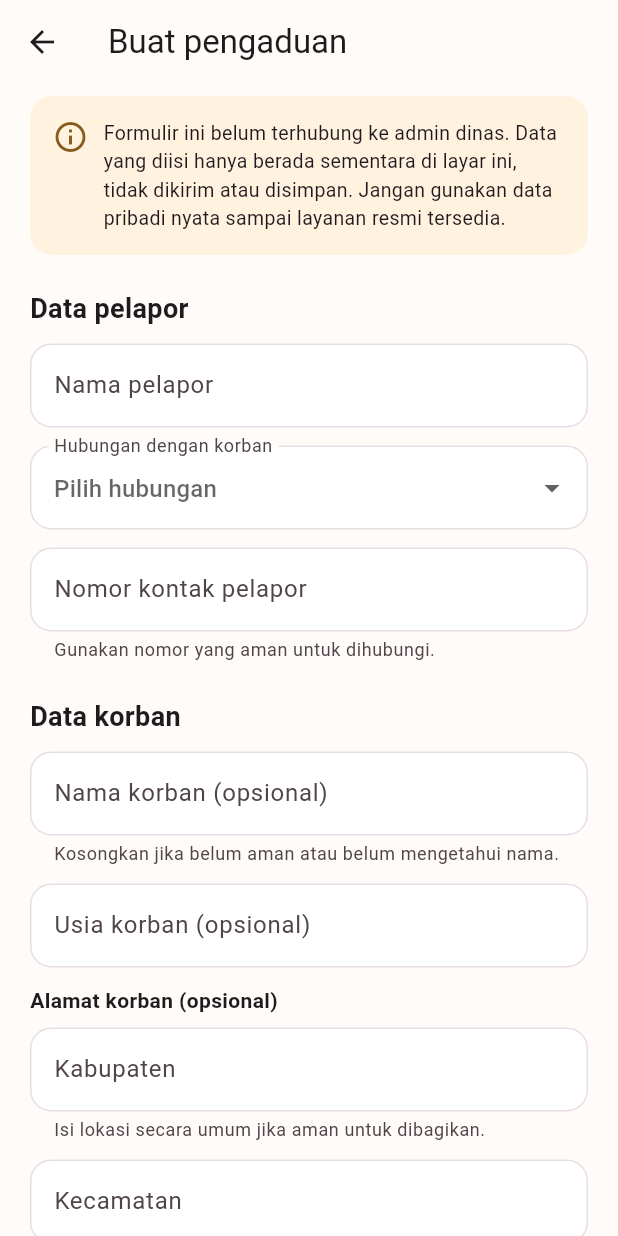
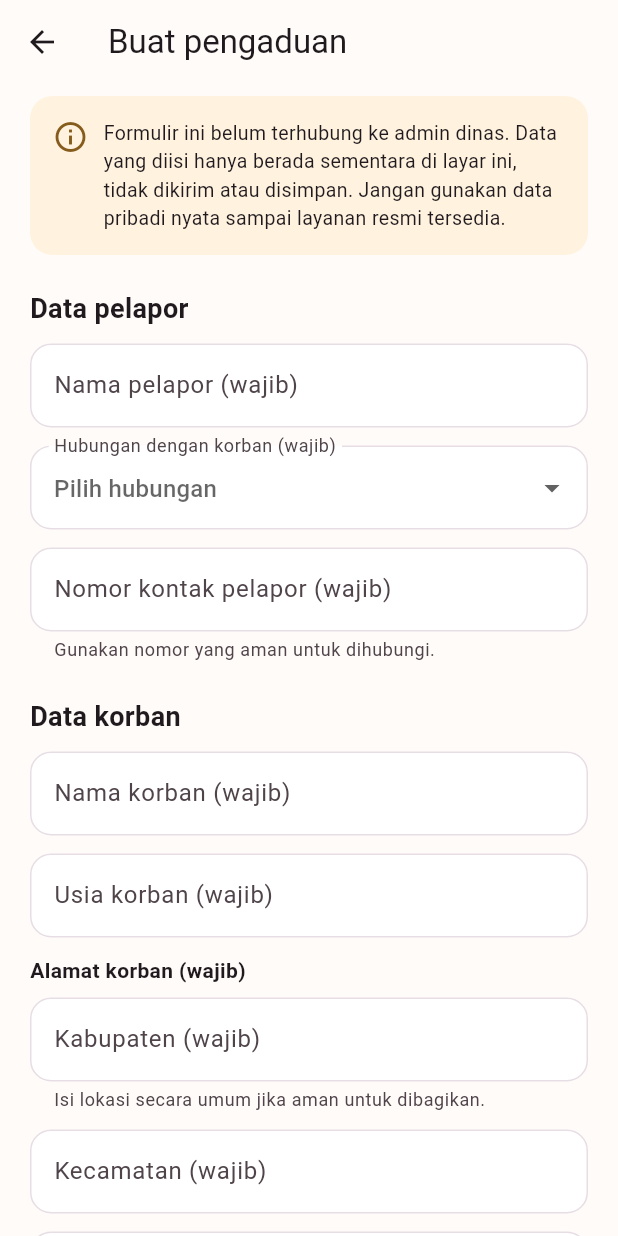
Before and after one commit to bidangpppanagekeo-jpg/SI-PELKA, a Flutter app: the ComplaintPage screen opened directly, on a phone screen of 412 x 824 dp. Run offline on Flutter 3.47's test engine with Material 3 defaults, Android fonts, the phone set to English and light mode, and no system bars.

```diff
--- a/lib/main.dart
+++ b/lib/main.dart
@@ -366,7 +366,7 @@ class _ComplaintPageState extends State<ComplaintPage> {
                 controller: _reporterNameController,
                 textCapitalization: TextCapitalization.words,
                 decoration: const InputDecoration(
-                  labelText: 'Nama pelapor',
+                  labelText: 'Nama pelapor (wajib)',
                   hintText: 'Nama yang dapat digunakan admin untuk menyapa',
                 ),
                 validator: _requiredValidator('Masukkan nama pelapor.'),
@@ -375,7 +375,7 @@ class _ComplaintPageState extends State<ComplaintPage> {
               DropdownButtonFormField<String>(
                 initialValue: _reporterRelationship,
                 decoration: const InputDecoration(
-                  labelText: 'Hubungan dengan korban',
+                  labelText: 'Hubungan dengan korban (wajib)',
                   hintText: 'Pilih hubungan',
                 ),
                 items: const [
@@ -396,13 +396,16 @@ class _ComplaintPageState extends State<ComplaintPage> {
                 controller: _reporterPhoneController,
                 keyboardType: TextInputType.phone,
                 decoration: const InputDecoration(
-                  labelText: 'Nomor kontak pelapor',
+                  labelText: 'Nomor kontak pelapor (wajib)',
                   hintText: 'Contoh: 08xxxxxxxxxx',
                   helperText: 'Gunakan nomor yang aman untuk dihubungi.',
                 ),
                 validator: (value) {
                   final digits =
                       (value ?? '').replaceAll(RegExp(r'[^0-9]'), '');
+                  if (digits.isEmpty) {
+                    return 'Masukkan nomor kontak pelapor.';
+                  }
                   if (digits.length < 9 || digits.length > 15) {
                     return 'Masukkan nomor kontak yang valid.';
                   }
@@ -416,24 +419,23 @@ class _ComplaintPageState extends State<ComplaintPage> {
                 controller: _victimNameController,
                 textCapitalization: TextCapitalization.words,
                 decoration: const InputDecoration(
-                  labelText: 'Nama korban (opsional)',
-                  helperText:
-                      'Kosongkan jika belum aman atau belum mengetahui nama.',
+                  labelText: 'Nama korban (wajib)',
                 ),
+                validator: _requiredValidator('Masukkan nama korban.'),
               ),
               const SizedBox(height: 12),
               TextFormField(
                 controller: _victimAgeController,
                 keyboardType: TextInputType.number,
                 decoration: const InputDecoration(
-                  labelText: 'Usia korban (opsional)',
+                  labelText: 'Usia korban (wajib)',
                   hintText: 'Perkiraan usia dalam tahun',
                 ),
-                validator: _ageValidator,
+                validator: _requiredAgeValidator,
               ),
               const SizedBox(height: 12),
               const Text(
-                'Alamat korban (opsional)',
+                'Alamat korban (wajib)',
                 style: TextStyle(fontWeight: FontWeight.w600),
               ),
               const SizedBox(height: 8),
@@ -441,26 +443,30 @@ class _ComplaintPageState extends State<ComplaintPage> {
                 controller: _victimDistrictController,
                 textCapitalization: TextCapitalization.words,
                 decoration: const InputDecoration(
-                  labelText: 'Kabupaten',
+                  labelText: 'Kabupaten (wajib)',
                   helperText:
                       'Isi lokasi secara umum jika aman untuk dibagikan.',
                 ),
+                validator: _requiredValidator('Masukkan kabupaten korban.'),
               ),
               const SizedBox(height: 12),
               TextFormField(
                 controller: _victimSubdistrictController,
                 textCapitalization: TextCapitalization.words,
                 decoration: const InputDecoration(
-                  labelText: 'Kecamatan',
+                  labelText: 'Kecamatan (wajib)',
                 ),
+                validator: _requiredValidator('Masukkan kecamatan korban.'),
               ),
               const SizedBox(height: 12),
               TextFormField(
                 controller: _victimVillageController,
                 textCapitalization: TextCapitalization.words,
                 decoration: const InputDecoration(
-                  labelText: 'Desa/kelurahan',
+                  labelText: 'Desa/kelurahan (wajib)',
                 ),
+                validator:
+                    _requiredValidator('Masukkan desa/kelurahan korban.'),
               ),
               const SizedBox(height: 24),
               _sectionTitle('Data pelaku'),
@@ -668,6 +674,13 @@ class _ComplaintPageState extends State<ComplaintPage> {
     return null;
   }
 
+  String? _requiredAgeValidator(String? value) {
+    if (value == null || value.trim().isEmpty) {
+      return 'Masukkan usia korban.';
+    }
+    return _ageValidator(value);
+  }
+
   Widget _sectionTitle(String title) {
     return Text(title,
         style: const TextStyle(fontSize: 18, fontWeight: FontWeight.w700));
```
Also changed, not shown: 2 other files.
